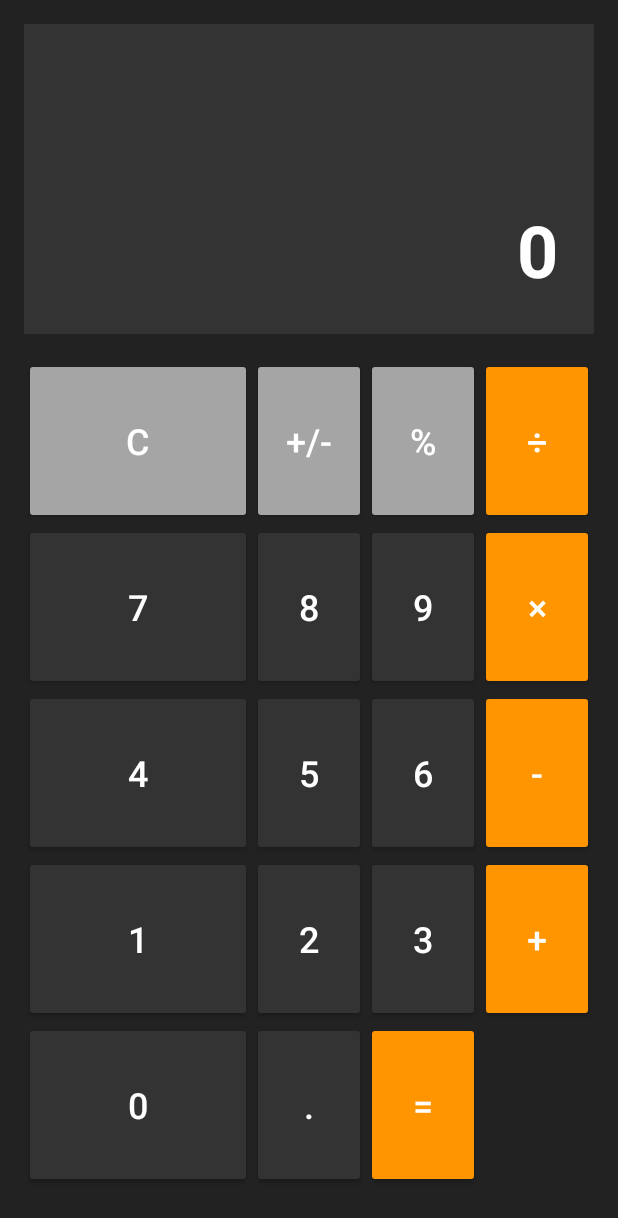
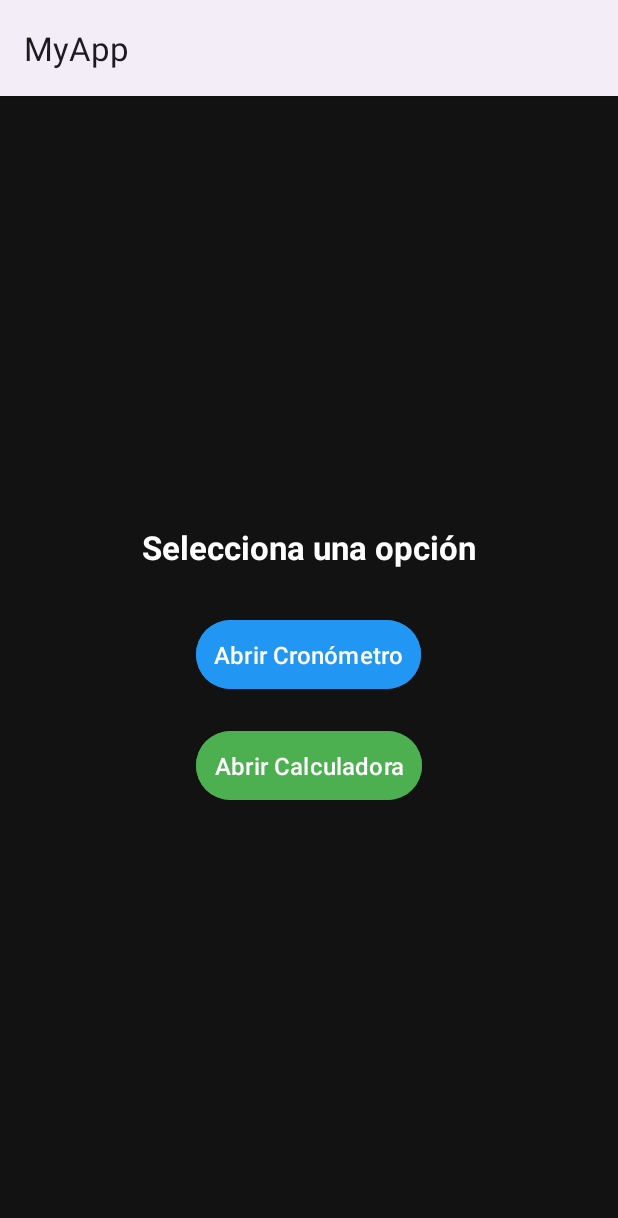
Before and after one commit to RobertoIHH/DAM, an Android app built with Jetpack Compose: the screen it shows after launch (MainActivity before the commit, Main after it), on a phone screen of 412 x 824 dp. Shown: the top 1218 px of the screen. Run offline under Robolectric (Android 15) with nearby library versions, the phone set to English and light mode, and no system bars.

Commit message:
Actualizacion, calculadora, cronometro y main

```diff
--- a/app/build.gradle.kts
+++ b/app/build.gradle.kts
@@ -41,6 +41,9 @@ android {
 
 dependencies {
 
+    implementation("androidx.appcompat:appcompat:1.6.1") // 🔥 SOLUCIÓN CORRECTA
+    implementation("com.google.android.material:material:1.9.0") // Material Design
+
     implementation(libs.androidx.core.ktx)
     implementation(libs.androidx.lifecycle.runtime.ktx)
     implementation(libs.androidx.activity.compose)
@@ -49,6 +52,7 @@ dependencies {
     implementation(libs.androidx.ui.graphics)
     implementation(libs.androidx.ui.tooling.preview)
     implementation(libs.androidx.material3)
+
     testImplementation(libs.junit)
     androidTestImplementation(libs.androidx.junit)
     androidTestImplementation(libs.androidx.espresso.core)
--- /dev/null
+++ b/app/src/main/java/com/example/helloworld/Main.kt
@@ -0,0 +1,27 @@
+package com.example.helloworld
+
+import android.content.Intent
+import android.os.Bundle
+import android.widget.Button
+import androidx.appcompat.app.AppCompatActivity
+
+class Main : AppCompatActivity() {
+
+    override fun onCreate(savedInstanceState: Bundle?) {
+        super.onCreate(savedInstanceState)
+        setContentView(R.layout.mainl) // Asigna el layout MainL.xml
+
+        val btnCronometro: Button = findViewById(R.id.btnCronometro)
+        val btnCalculadora: Button = findViewById(R.id.btnCalculadora)
+
+        btnCronometro.setOnClickListener {
+            val intent = Intent(this, ActCronometro::class.java)
+            startActivity(intent)
+        }
+
+        btnCalculadora.setOnClickListener {
+            val intent = Intent(this, ActCalculadora::class.java)
+            startActivity(intent)
+        }
+    }
+}
--- a/app/src/main/res/layout/layout.xml
+++ b/app/src/main/res/layout/calculadora.xml
@@ -6,7 +6,7 @@
     android:background="#222222"
     android:orientation="vertical"
     android:padding="16dp"
-    tools:context=".MainActivity">
+    tools:context=".ActCalculadora">
 
     <!-- Pantalla de la Calculadora -->
     <TextView
@@ -32,7 +32,7 @@
         android:layout_marginTop="16dp"
         android:layout_marginBottom="16dp">
 
-        <!-- Primera fila -->
+        <!-- Botones de la Calculadora -->
         <Button
             android:id="@+id/clearButton"
             style="@style/CalculatorButton"
@@ -57,93 +57,89 @@
             android:text="÷"
             android:backgroundTint="#FF9500" />
 
-        <!-- Segunda fila -->
+        <!-- Botones numéricos y operadores (manteniendo el formato anterior) -->
         <Button
             android:id="@+id/sevenButton"
             style="@style/CalculatorButton"
             android:text="7" />
-
         <Button
             android:id="@+id/eightButton"
             style="@style/CalculatorButton"
             android:text="8" />
-
         <Button
             android:id="@+id/nineButton"
             style="@style/CalculatorButton"
             android:text="9" />
-
         <Button
             android:id="@+id/multiplyButton"
             style="@style/CalculatorButton"
             android:text="×"
             android:backgroundTint="#FF9500" />
 
-        <!-- Tercera fila -->
         <Button
             android:id="@+id/fourButton"
             style="@style/CalculatorButton"
             android:text="4" />
-
         <Button
             android:id="@+id/fiveButton"
             style="@style/CalculatorButton"
             android:text="5" />
-
         <Button
             android:id="@+id/sixButton"
             style="@style/CalculatorButton"
             android:text="6" />
-
         <Button
             android:id="@+id/subtractButton"
             style="@style/CalculatorButton"
             android:text="-"
             android:backgroundTint="#FF9500" />
 
-        <!-- Cuarta fila -->
         <Button
             android:id="@+id/oneButton"
             style="@style/CalculatorButton"
             android:text="1" />
-
         <Button
             android:id="@+id/twoButton"
             style="@style/CalculatorButton"
             android:text="2" />
-
         <Button
             android:id="@+id/threeButton"
             style="@style/CalculatorButton"
             android:text="3" />
-
         <Button
             android:id="@+id/addButton"
             style="@style/CalculatorButton"
             android:text="+"
             android:backgroundTint="#FF9500" />
 
-        <!-- Quinta fila -->
         <Button
             android:id="@+id/zeroButton"
-            android:layout_width="0dp"
-            android:layout_height="0dp"
-            android:layout_rowWeight="1"
-            android:layout_columnWeight="2"
-            android:backgroundTint="#333333"
+            style="@style/CalculatorButton"
             android:text="0"
-            android:textColor="#FFFFFF"
-            android:textSize="24sp" />
+            android:layout_columnSpan="2"
+            android:backgroundTint="#333333" />
 
         <Button
             android:id="@+id/decimalButton"
             style="@style/CalculatorButton"
             android:text="." />
-
         <Button
             android:id="@+id/equalButton"
             style="@style/CalculatorButton"
             android:text="="
             android:backgroundTint="#FF9500" />
     </GridLayout>
+
+    <!-- Botón para regresar a la pantalla principal -->
+    <Button
+        android:id="@+id/btnBackToMain"
+        android:layout_width="match_parent"
+        android:layout_height="wrap_content"
+        android:text="Volver al Menú Principal"
+        android:backgroundTint="#D32F2F"
+        android:textColor="@android:color/white"
+        android:padding="12dp"
+        android:textSize="16sp"
+        android:layout_marginTop="20dp"/>
+
 </LinearLayout>
--- /dev/null
+++ b/app/src/main/res/layout/mainl.xml
@@ -0,0 +1,40 @@
+<?xml version="1.0" encoding="utf-8"?>
+<LinearLayout xmlns:android="http://schemas.android.com/apk/res/android"
+    android:layout_width="match_parent"
+    android:layout_height="match_parent"
+    android:orientation="vertical"
+    android:gravity="center"
+    android:padding="20dp"
+    android:background="@color/background_color">
+
+    <TextView
+        android:layout_width="wrap_content"
+        android:layout_height="wrap_content"
+        android:text="Selecciona una opción"
+        android:textSize="22sp"
+        android:textColor="@android:color/white"
+        android:layout_marginBottom="30dp"
+        android:textStyle="bold" />
+
+    <Button
+        android:id="@+id/btnCronometro"
+        android:layout_width="wrap_content"
+        android:layout_height="wrap_content"
+        android:text="Abrir Cronómetro"
+        android:backgroundTint="@color/blue"
+        android:textColor="@android:color/white"
+        android:padding="12dp"
+        android:textSize="16sp"
+        android:layout_marginBottom="20dp"/>
+
+    <Button
+        android:id="@+id/btnCalculadora"
+        android:layout_width="wrap_content"
+        android:layout_height="wrap_content"
+        android:text="Abrir Calculadora"
+        android:backgroundTint="@color/green"
+        android:textColor="@android:color/white"
+        android:padding="12dp"
+        android:textSize="16sp"/>
+
+</LinearLayout>
--- a/app/src/main/res/values/colors.xml
+++ b/app/src/main/res/values/colors.xml
@@ -7,4 +7,10 @@
     <color name="teal_700">#FF018786</color>
     <color name="black">#FF000000</color>
     <color name="white">#FFFFFFFF</color>
+    <color name="background_color">#121212</color>
+    <color name="text_primary">#FFFFFF</color>
+    <color name="green">#4CAF50</color>
+    <color name="red">#F44336</color>
+    <color name="blue">#2196F3</color>
+
 </resources>
--- a/app/src/main/res/values/strings.xml
+++ b/app/src/main/res/values/strings.xml
@@ -1,3 +1,4 @@
 <resources>
     <string name="app_name">HelloWorld</string>
+    <string name="reset_text">00:00:00</string>
 </resources>
```
Also changed, not shown: app/src/main/AndroidManifest.xml (+18 -16 lines), app/src/main/java/com/example/helloworld/ActCalculadora.kt (renamed from app/src/main/java/com/example/helloworld/MainActivity.kt, +23 -14 lines), app/src/main/java/com/example/helloworld/ActCronometro.kt (added, +27 -0 lines), app/src/main/res/layout/cronometro.xml (added, +77 -0 lines).
